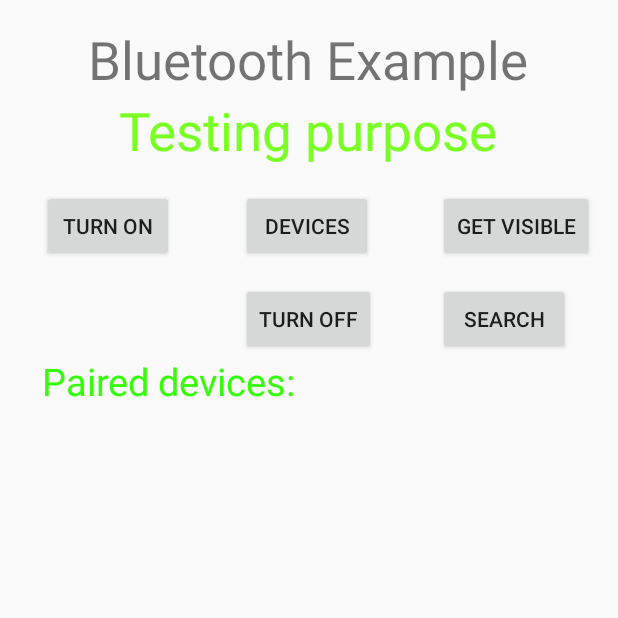
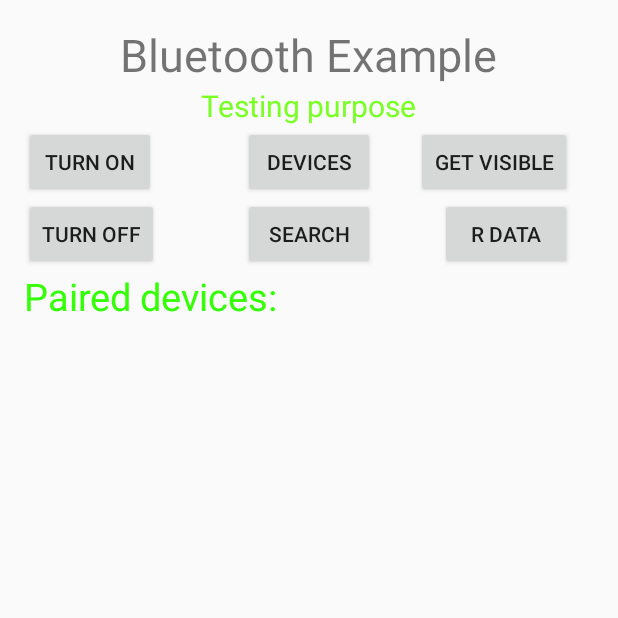
Before and after one commit to amangarg3/ProjectWork, an Android app: the screen it shows after launch (MainActivity), on a phone screen of 412 x 824 dp, the top half of it. Run offline under Robolectric (Android 15) with nearby library versions, the phone set to English and light mode, and no system bars.

Commit message:
some changes

```diff
--- a/app/src/main/res/layout/activity_main.xml
+++ b/app/src/main/res/layout/activity_main.xml
@@ -15,7 +15,7 @@
         android:layout_width="wrap_content"
         android:layout_height="wrap_content"
         android:id="@+id/textview"
-        android:textSize="35dp"
+        android:textSize="30dp"
         android:layout_alignParentTop="true"
         android:layout_centerHorizontal="true" />
 
@@ -27,16 +27,7 @@
         android:layout_below="@+id/textview"
         android:layout_centerHorizontal="true"
         android:textColor="#ff7aff24"
-        android:textSize="35dp" />
-
-    <ListView
-        android:layout_width="wrap_content"
-        android:layout_height="wrap_content"
-        android:id="@+id/listView"
-        android:layout_alignParentBottom="true"
-        android:layout_alignLeft="@+id/button"
-        android:layout_alignStart="@+id/button"
-        android:layout_below="@+id/textView2" />
+        android:textSize="20dp" />
 
     <TextView
         android:layout_width="wrap_content"
@@ -52,41 +43,18 @@
     <Button
         android:layout_width="wrap_content"
         android:layout_height="wrap_content"
-        android:text="Get visible"
-        android:onClick="visible"
-        android:id="@+id/button2"
-        android:layout_above="@+id/button4"
-        android:layout_alignParentEnd="true" />
+        android:text="Turn On"
+        android:id="@+id/button"
+        android:clickable="true"
+        android:onClick="on"
+        android:layout_below="@id/textView"/>
 
     <Button
         android:layout_width="wrap_content"
         android:layout_height="wrap_content"
-        android:text="Turn On"
-        android:id="@+id/button"
-
-        android:clickable="true"
-        android:onClick="on"
-        android:layout_alignBaseline="@+id/button3"
-        android:layout_alignBottom="@+id/button3"
-        android:layout_alignParentStart="true"
-        android:layout_marginStart="12dp" />
-
-    <Button
-        android:layout_width="wrap_content"
-        android:layout_height="wrap_content"
-        android:text="devices"
-        android:onClick="list"
-        android:id="@+id/button3"
-        android:layout_marginTop="16dp"
-        android:layout_below="@+id/textView"
-        android:layout_alignStart="@+id/button4" />
-
-    <Button
         android:text="search"
-        android:layout_width="wrap_content"
-        android:layout_height="wrap_content"
-        android:layout_alignTop="@+id/button4"
-        android:layout_alignStart="@+id/button2"
+        android:layout_below="@+id/button3"
+        android:layout_centerHorizontal="true"
         android:onClick="search"
         android:id="@+id/button5" />
 
@@ -96,8 +64,42 @@
         android:text="turn off"
         android:onClick="off"
         android:id="@+id/button4"
-        android:layout_marginTop="14dp"
-        android:layout_below="@+id/button3"
+        android:layout_below="@+id/button" />
+
+    <Button
+        android:layout_width="wrap_content"
+        android:layout_height="wrap_content"
+        android:text="devices"
+        android:onClick="list"
+        android:id="@+id/button3"
+        android:layout_below="@+id/textView"
         android:layout_centerHorizontal="true" />
 
+    <ListView
+        android:layout_width="wrap_content"
+        android:layout_height="wrap_content"
+        android:id="@+id/listView"
+        android:layout_alignParentBottom="true"
+        android:layout_alignLeft="@+id/button"
+        android:layout_alignStart="@+id/button"
+        android:layout_below="@+id/textView2" />
+
+    <Button
+        android:layout_width="wrap_content"
+        android:layout_height="wrap_content"
+        android:text="Get visible"
+        android:onClick="visible"
+        android:id="@+id/button2"
+        android:layout_below="@+id/textView"
+        android:layout_toEndOf="@+id/textView" />
+
+    <Button
+        android:text="R Data"
+        android:layout_width="wrap_content"
+        android:layout_height="wrap_content"
+        android:layout_below="@+id/button2"
+        android:layout_alignEnd="@+id/button2"
+        android:id="@+id/button6"
+        android:onClick="recieveData" />
+
 </RelativeLayout>
```
Also changed, not shown: app/src/main/java/com/example/aman/bttest/MainActivity.java (+110 -28 lines), 1 other file.
